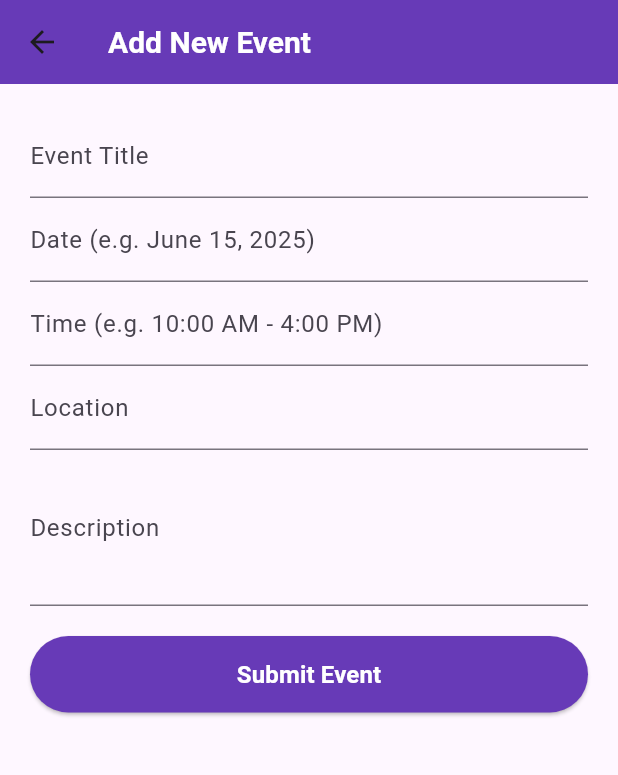
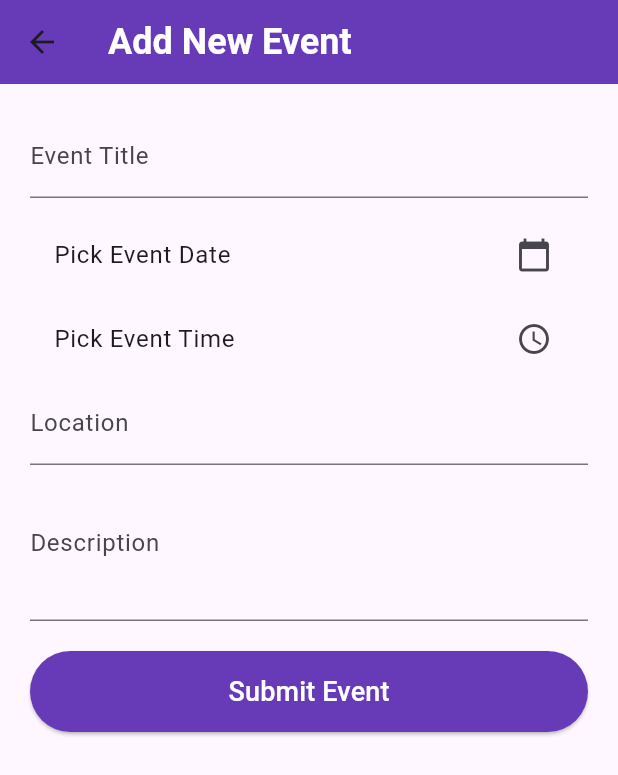
Before and after one commit to abhi2811mishra/Campus-App, a Flutter app: the EventListPage screen opened directly, after a tap on the "add" icon, on a phone screen of 412 x 824 dp. Shown: the top 775 px of the screen. Run offline on Flutter 3.47's test engine with Material 3 defaults, Android fonts, the phone set to English and light mode, and no system bars; our stand-ins replace cloud_firestore, file_picker, firebase_auth, firebase_core, geocoding, geolocator and 4 more; accounts and stored records are empty.

Commit message:
event page done with firestore

```diff
--- a/lib/homepage/pages/add_event.dart
+++ b/lib/homepage/pages/add_event.dart
@@ -1,10 +1,7 @@
 import 'package:flutter/material.dart';
+import 'package:cloud_firestore/cloud_firestore.dart';
 
 class AddEventPage extends StatefulWidget {
-  final Function(Map<String, String>) onAddEvent;
-
-  AddEventPage({required this.onAddEvent});
-
   @override
   _AddEventPageState createState() => _AddEventPageState();
 }
@@ -12,24 +9,68 @@ class AddEventPage extends StatefulWidget {
 class _AddEventPageState extends State<AddEventPage> {
   final _formKey = GlobalKey<FormState>();
   String title = '';
-  String date = '';
-  String time = '';
   String location = '';
   String description = '';
+  DateTime? selectedDate;
+  TimeOfDay? selectedTime;
 
-  void submitEvent() {
-    if (_formKey.currentState!.validate()) {
+  Future<void> pickDate() async {
+    final DateTime? date = await showDatePicker(
+      context: context,
+      initialDate: DateTime.now(),
+      firstDate: DateTime.now().subtract(Duration(days: 1)),
+      lastDate: DateTime(2100),
+    );
+    if (date != null) {
+      setState(() => selectedDate = date);
+    }
+  }
+
+  Future<void> pickTime() async {
+    final TimeOfDay? time = await showTimePicker(
+      context: context,
+      initialTime: TimeOfDay.now(),
+    );
+    if (time != null) {
+      setState(() => selectedTime = time);
+    }
+  }
+
+  Future<void> submitEvent() async {
+    if (_formKey.currentState!.validate() &&
+        selectedDate != null &&
+        selectedTime != null) {
       _formKey.currentState!.save();
 
-      widget.onAddEvent({
-        'title': title,
-        'date': date,
-        'time': time,
-        'location': location,
-        'description': description,
-      });
+      // Combine selectedDate and selectedTime
+      final fullDateTime = DateTime(
+        selectedDate!.year,
+        selectedDate!.month,
+        selectedDate!.day,
+        selectedTime!.hour,
+        selectedTime!.minute,
+      );
 
-      Navigator.pop(context); // Return to previous screen
+      try {
+        await FirebaseFirestore.instance.collection('events').add({
+          'title': title,
+          'date': fullDateTime, // Store as Timestamp
+          'time': selectedTime!.format(context),
+          'location': location,
+          'description': description,
+          'created_at': FieldValue.serverTimestamp(),
+        });
+
+        ScaffoldMessenger.of(context).showSnackBar(
+          SnackBar(content: Text('Event added successfully')),
+        );
+        Navigator.pop(context);
+      } catch (e) {
+        print('Error: $e');
+        ScaffoldMessenger.of(context).showSnackBar(
+          SnackBar(content: Text('Failed to add event')),
+        );
+      }
     }
   }
 
@@ -38,7 +79,7 @@ class _AddEventPageState extends State<AddEventPage> {
     return Scaffold(
       appBar: AppBar(
         title: Text('Add New Event',
-            style: TextStyle(fontSize: 20, fontWeight: FontWeight.bold, color: Colors.white)),
+            style: TextStyle(fontSize: 24, fontWeight: FontWeight.bold, color: Colors.white)),
         backgroundColor: Colors.deepPurple,
       ),
       body: Padding(
@@ -50,28 +91,36 @@ class _AddEventPageState extends State<AddEventPage> {
               TextFormField(
                 decoration: InputDecoration(labelText: 'Event Title'),
                 onSaved: (value) => title = value ?? '',
-                validator: (value) => value!.isEmpty ? 'Enter title' : null,
+                validator: (value) =>
+                    value!.isEmpty ? 'Enter event title' : null,
               ),
-              TextFormField(
-                decoration: InputDecoration(labelText: 'Date (e.g. June 15, 2025)'),
-                onSaved: (value) => date = value ?? '',
-                validator: (value) => value!.isEmpty ? 'Enter date' : null,
+              SizedBox(height: 10),
+              ListTile(
+                title: Text(selectedDate == null
+                    ? 'Pick Event Date'
+                    : 'Date: ${selectedDate!.toLocal().toString().split(' ')[0]}'),
+                trailing: Icon(Icons.calendar_today),
+                onTap: pickDate,
               ),
-              TextFormField(
-                decoration: InputDecoration(labelText: 'Time (e.g. 10:00 AM - 4:00 PM)'),
-                onSaved: (value) => time = value ?? '',
-                validator: (value) => value!.isEmpty ? 'Enter time' : null,
+              ListTile(
+                title: Text(selectedTime == null
+                    ? 'Pick Event Time'
+                    : 'Time: ${selectedTime!.format(context)}'),
+                trailing: Icon(Icons.access_time),
+                onTap: pickTime,
               ),
               TextFormField(
                 decoration: InputDecoration(labelText: 'Location'),
                 onSaved: (value) => location = value ?? '',
-                validator: (value) => value!.isEmpty ? 'Enter location' : null,
+                validator: (value) =>
+                    value!.isEmpty ? 'Enter event location' : null,
               ),
               TextFormField(
                 decoration: InputDecoration(labelText: 'Description'),
+                onSaved: (value) => description = value ?? '',
+                validator: (value) =>
+                    value!.isEmpty ? 'Enter event description' : null,
                 maxLines: 3,
-                onSaved: (value) => description = value ?? '',
-                validator: (value) => value!.isEmpty ? 'Enter description' : null,
               ),
               SizedBox(height: 20),
               ElevatedButton(
@@ -81,7 +130,7 @@ class _AddEventPageState extends State<AddEventPage> {
                   padding: EdgeInsets.symmetric(vertical: 14),
                 ),
                 child: Text('Submit Event',
-                    style: TextStyle(fontSize: 16, fontWeight: FontWeight.bold, color: Colors.white)),
+                    style: TextStyle(fontSize: 18, color: Colors.white)),
               ),
             ],
           ),
--- a/lib/homepage/pages/event_main.dart
+++ b/lib/homepage/pages/event_main.dart
@@ -1,6 +1,7 @@
-import 'package:campusapp/homepage/pages/add_event.dart';
+import 'package:cloud_firestore/cloud_firestore.dart';
 import 'package:flutter/material.dart';
-
+import 'add_event.dart';
+import 'package:intl/intl.dart';
 
 class EventListPage extends StatefulWidget {
   @override
@@ -8,19 +9,11 @@ class EventListPage extends StatefulWidget {
 }
 
 class _EventListPageState extends State<EventListPage> {
-  List<Map<String, String>> events = [];
+  final CollectionReference eventsRef =
+      FirebaseFirestore.instance.collection('events');
 
-  void addNewEvent(Map<String, String> newEvent) {
-    setState(() {
-      events.add(newEvent);
-    });
-  }
-
-  void removeEvent(int index) {
-    setState(() {
-      events.removeAt(index);
-    });
-
+  Future<void> deleteEvent(String docId) async {
+    await eventsRef.doc(docId).delete();
     ScaffoldMessenger.of(context).showSnackBar(
       SnackBar(content: Text('Event removed')),
     );
@@ -30,16 +23,32 @@ class _EventListPageState extends State<EventListPage> {
   Widget build(BuildContext context) {
     return Scaffold(
       appBar: AppBar(
-        title: Text('College Events',
-            style: TextStyle(fontSize: 20, fontWeight: FontWeight.bold, color: Colors.white)),
+        title: Text('College Events', style: TextStyle(fontSize: 24, fontWeight: FontWeight.bold, color: Colors.white)),
         backgroundColor: Colors.deepPurple,
       ),
-      body: events.isEmpty
-          ? Center(child: Text('No events yet. Tap + to create one.'))
-          : ListView.builder(
+      body: StreamBuilder<QuerySnapshot>(
+        stream: eventsRef.orderBy('date').snapshots(),
+        builder: (context, snapshot) {
+          if (!snapshot.hasData)
+            return Center(child: CircularProgressIndicator());
+
+          final events = snapshot.data!.docs;
+
+          if (events.isEmpty) {
+            return Center(child: Text('No events yet. Tap + to create one.'));
+          }
+
+          return ListView.builder(
             itemCount: events.length,
             itemBuilder: (context, index) {
-                final event = events[index];
+              final event = events[index].data() as Map<String, dynamic>;
+              final docId = events[index].id;
+              final timestamp = event['date'] as Timestamp?;
+              final dateStr = timestamp != null
+                  ? DateFormat('MMM d, yyyy – hh:mm a')
+                      .format(timestamp.toDate())
+                  : 'No Date';
+
               return Card(
                 margin: EdgeInsets.symmetric(horizontal: 10, vertical: 6),
                 child: Padding(
@@ -51,49 +60,50 @@ class _EventListPageState extends State<EventListPage> {
                         child: Column(
                           crossAxisAlignment: CrossAxisAlignment.start,
                           children: [
-              Text(
-                event['title']!,
-                style: TextStyle(fontSize: 18, fontWeight: FontWeight.bold),
-              ),
+                            Text(event['title'] ?? '',
+                                style: TextStyle(
+                                    fontSize: 18,
+                                    fontWeight: FontWeight.bold)),
                             SizedBox(height: 6),
-              Text('${event['date']} • ${event['time']}'),
+                            Text(dateStr),
                             SizedBox(height: 6),
                             Row(
                               children: [
-                  Icon(Icons.location_on, color: Colors.green, size: 18),
+                                Icon(Icons.location_on,
+                                    color: Colors.green, size: 18),
                                 SizedBox(width: 4),
                                 Expanded(
-                    child: Text(
-                      event['location']!,
-                      style: TextStyle(color: Colors.grey[800]),
-                    ),
+                                  child: Text(event['location'] ?? '',
+                                      style:
+                                          TextStyle(color: Colors.grey[800])),
                                 ),
                               ],
                             ),
                             SizedBox(height: 6),
-              Text(event['description']!),
+                            Text(event['description'] ?? ''),
                           ],
                         ),
                       ),
                       IconButton(
                         icon: Icon(Icons.delete, color: Colors.red),
-          onPressed: () => removeEvent(index),
+                        onPressed: () => deleteEvent(docId),
                       ),
                     ],
                   ),
                 ),
               );
-
+            },
+          );
         },
       ),
       floatingActionButton: FloatingActionButton(
         onPressed: () => Navigator.push(
           context,
           MaterialPageRoute(
-            builder: (_) => AddEventPage(onAddEvent: addNewEvent),
+            builder: (_) => AddEventPage(),
           ),
         ),
-        child: Icon(Icons.add, size: 30, color: Colors.white),
+        child: Icon(Icons.add, color: Colors.white),
         backgroundColor: Colors.deepPurple,
       ),
     );
--- a/pubspec.yaml
+++ b/pubspec.yaml
@@ -49,7 +49,7 @@ dependencies:
   geocoding: ^4.0.0
   geolocator: ^14.0.1
   flutter_typeahead: ^5.2.0
-
+  intl: ^0.20.2
 
 dev_dependencies:
   flutter_test:
```
Also changed, not shown: pubspec.lock. Lines whose indentation alone changed are shown as unchanged.
